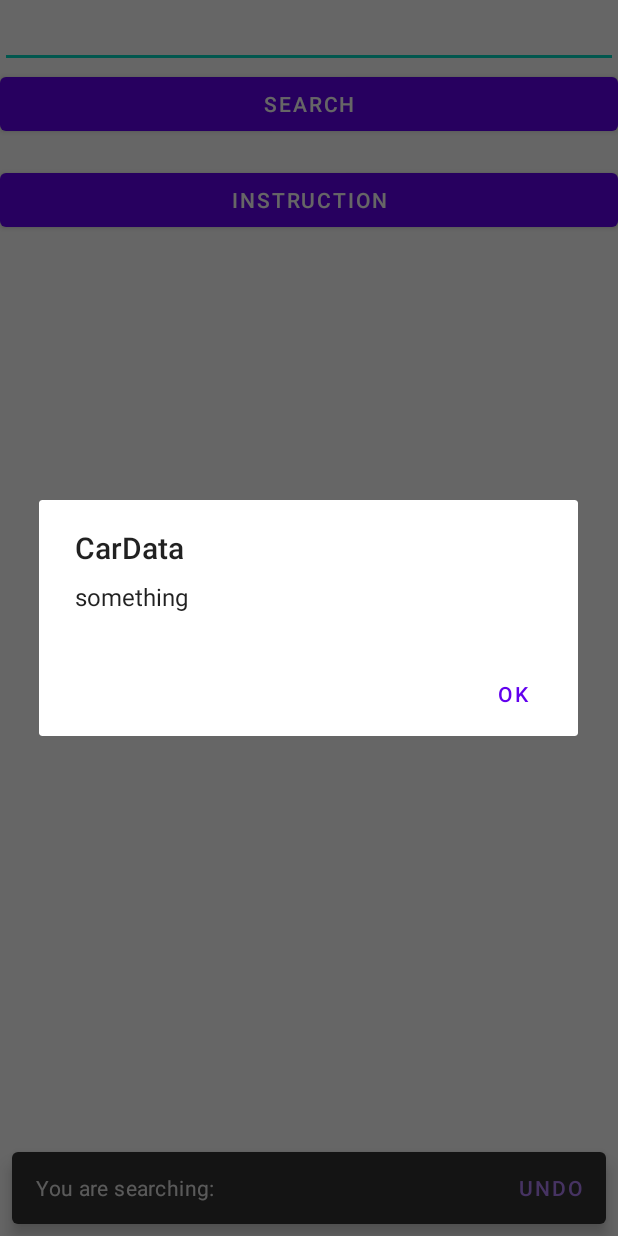
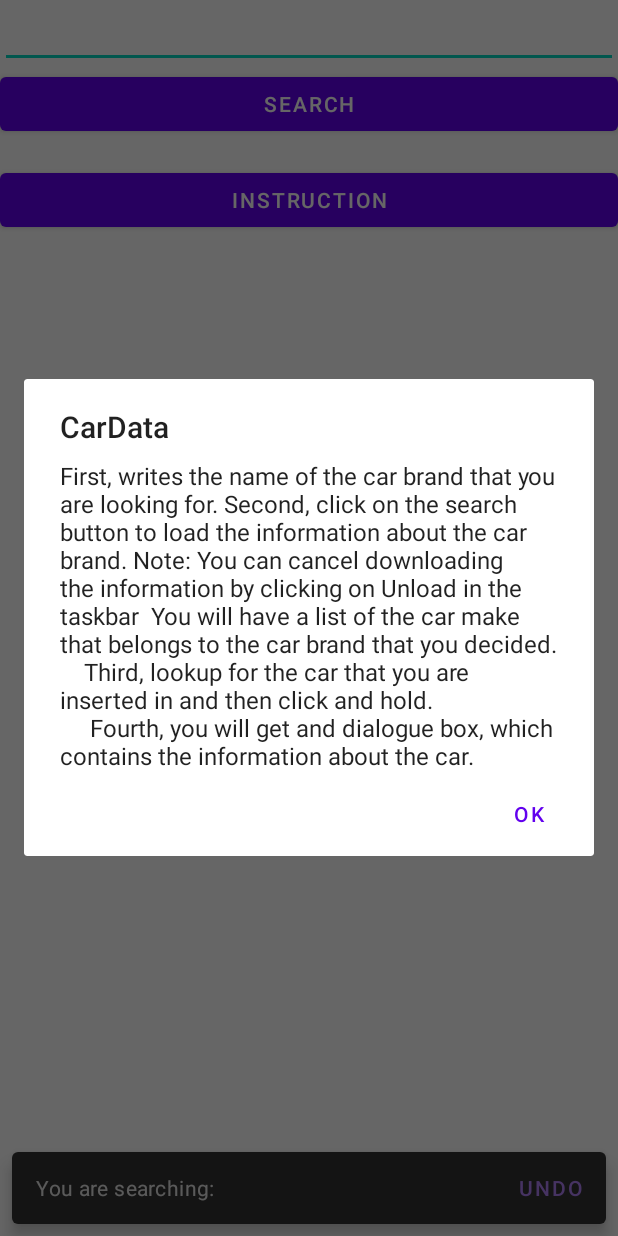
Before and after one commit to pate0845/Android_Application, an Android app: the CarActivity screen opened directly, with no data from a screen before it, after a tap on "INSTRUCTION", on a phone screen of 412 x 824 dp. Run offline under Robolectric (Android 15) with nearby library versions, the phone set to English and light mode, and no system bars; 1 other tap on this screen came first.

Commit message:
Milestone 2 with doc

```diff
--- a/app/src/main/res/values/strings.xml
+++ b/app/src/main/res/values/strings.xml
@@ -22,6 +22,11 @@
     <string name="shopping">Shopping</string>
     <string name="goTB">Go To ToolBar</string>
     <string name="Ok">OK</string>
-    <string name="instruction">something</string>
+    <string name="instruction">First, writes the name of the car brand that you are looking for.
+    Second, click on the search button to load the information about the car brand.
+        Note: You can cancel downloading the information by clicking on Unload in the taskbar
+    " You will have a list of the car make that belongs to the car brand that you decided.
+    Third, lookup for the car that you are inserted in and then click and hold.
+     Fourth, you will get and dialogue box, which contains the information about the car.</string>
     <string name="help">Instruction</string>
 </resources>
```
Also changed, not shown: 1 other file.
